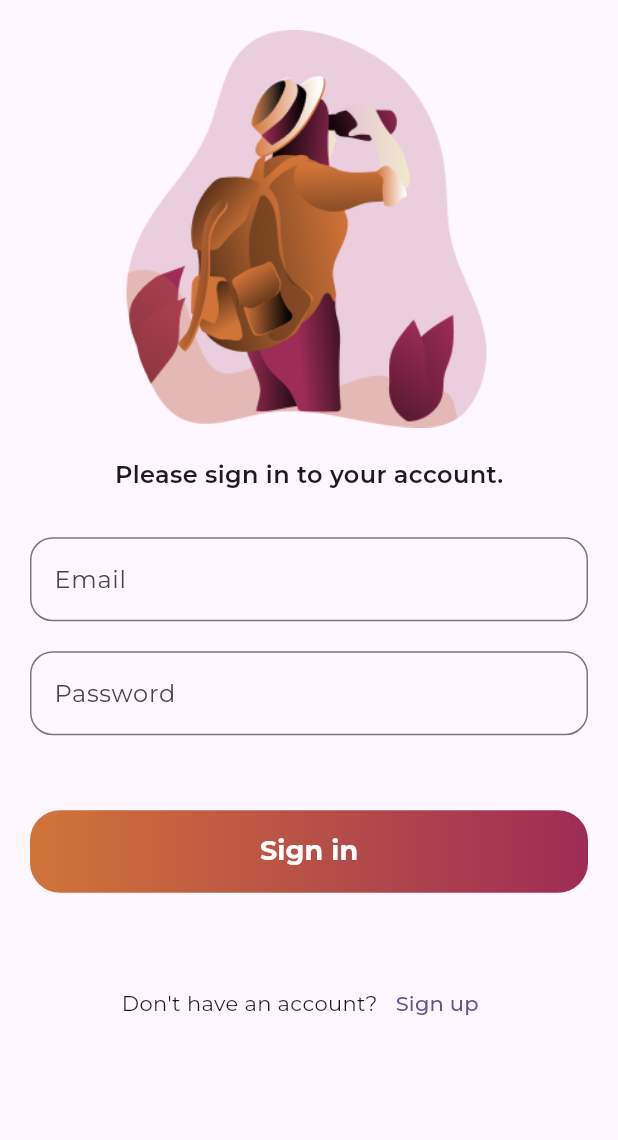
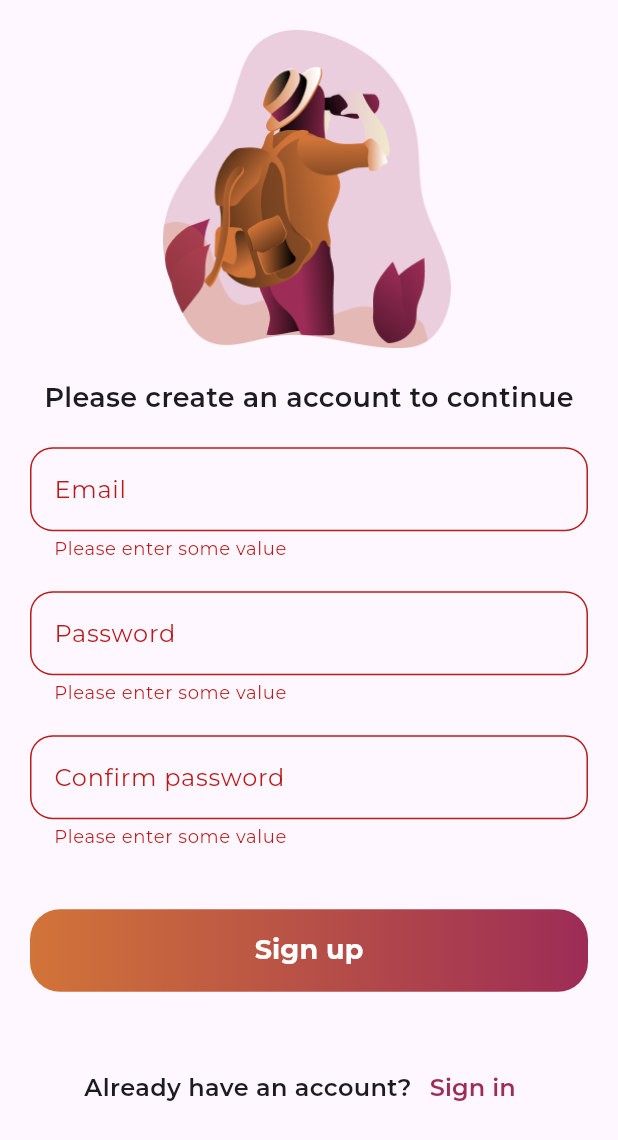
Before and after one commit to FilipKisic/Algebra-summer-school-2026, a Flutter app: the screen it shows after launch, after a tap on "Sign up", on a phone screen of 412 x 824 dp. Shown: the top 1140 px of the screen. Run offline on Flutter 3.47's test engine with Material 3 defaults, Android fonts, the phone set to English and light mode, and no system bars; our stand-ins replace firebase_auth, firebase_core, flutter_riverpod, lottie; accounts and stored records are empty.

Commit message:
Sign up feature implemented,

```diff
--- a/lib/data/client/auth_client.dart
+++ b/lib/data/client/auth_client.dart
@@ -5,4 +5,8 @@ class AuthClient {
   Future<UserCredential> signIn(final String email, final String password) async {
     return await FirebaseAuth.instance.signInWithEmailAndPassword(email: email, password: password);
   }
+
+  Future<UserCredential> signUp(final String email, final String password) async {
+    return await FirebaseAuth.instance.createUserWithEmailAndPassword(email: email, password: password);
+  }
 }
--- a/lib/data/repository/auth_repository_impl.dart
+++ b/lib/data/repository/auth_repository_impl.dart
@@ -9,7 +9,7 @@ class AuthRepositoryImpl implements AuthRepository {
   AuthRepositoryImpl(this._authClient);
 
   @override
-  Future<Result<UserCredential>> signIn(String email, String password) async {
+  Future<Result<UserCredential>> signIn(final String email, final String password) async {
     try {
       final user = await _authClient.signIn(email, password);
       return Result.ok(user);
@@ -22,4 +22,23 @@ class AuthRepositoryImpl implements AuthRepository {
       return Result.error(Exception("There was an unexpected error."));
     }
   }
+
+  @override
+  Future<Result<UserCredential>> signUp(final String email, final String password) async {
+    try {
+      final user = await _authClient.signUp(email, password);
+      return Result.ok(user);
+    } on FirebaseAuthException catch (e) {
+      if (e.code == 'email-already-in-use') {
+        return Result.error(Exception('Email already in use.'));
+      }
+
+      if (e.code == 'weak-password') {
+        return Result.error(Exception('The password is weak.'));
+      }
+      return Result.error(Exception('Authentication internal error.'));
+    } catch (e) {
+      return Result.error(Exception('There was an unexpected error.'));
+    }
+  }
 }
--- a/lib/di.dart
+++ b/lib/di.dart
@@ -3,8 +3,11 @@ import 'package:urban_explorer/data/client/auth_client.dart';
 import 'package:urban_explorer/data/repository/auth_repository_impl.dart';
 import 'package:urban_explorer/domain/repository/auth_repository.dart';
 import 'package:urban_explorer/domain/use_case/sign_in_use_case.dart';
+import 'package:urban_explorer/domain/use_case/sign_up_use_case.dart';
 import 'package:urban_explorer/presentation/auth/sign_in/controller/sign_in_controller.dart';
 import 'package:urban_explorer/presentation/auth/sign_in/controller/state/sign_in_state.dart';
+import 'package:urban_explorer/presentation/auth/sign_up/controller/sign_up_controller.dart';
+import 'package:urban_explorer/presentation/auth/sign_up/controller/state/sign_up_state.dart';
 
 final authClientProvider = Provider((ref) => AuthClient());
 
@@ -16,6 +19,14 @@ final signInUseCaseProvider = Provider(
   (ref) => SignInUseCase(ref.watch(authRepositoryProvider)),
 );
 
+final signUpUseCaseProvider = Provider(
+  (ref) => SignUpUseCase(ref.watch(authRepositoryProvider)),
+);
+
 final signInControllerProvider = NotifierProvider<SignInController, SignInState>(
   () => SignInController(),
 );
+
+final signUpControllerProvider = NotifierProvider<SignUpController, SignUpState>(
+    () => SignUpController(),
+);
--- a/lib/domain/repository/auth_repository.dart
+++ b/lib/domain/repository/auth_repository.dart
@@ -3,4 +3,5 @@ import 'package:urban_explorer/domain/model/result.dart';
 
 abstract interface class AuthRepository {
   Future<Result<UserCredential>> signIn(String email, String password);
+  Future<Result<UserCredential>> signUp(String email, String password);
 }
--- /dev/null
+++ b/lib/domain/use_case/sign_up_use_case.dart
@@ -0,0 +1,13 @@
+import 'package:firebase_auth/firebase_auth.dart';
+import 'package:urban_explorer/domain/model/result.dart';
+import 'package:urban_explorer/domain/repository/auth_repository.dart';
+
+class SignUpUseCase {
+  final AuthRepository _authRepository;
+
+  SignUpUseCase(this._authRepository);
+
+  Future<Result<UserCredential>> execute(final String email, final String password) async {
+    return await _authRepository.signUp(email, password);
+  }
+}
--- a/lib/main.dart
+++ b/lib/main.dart
@@ -2,6 +2,7 @@ import 'package:flutter/material.dart';
 import 'package:flutter_riverpod/flutter_riverpod.dart';
 import 'package:urban_explorer/presentation/auth/sign_in/screen/sign_in_screen.dart';
 import 'package:firebase_core/firebase_core.dart';
+import 'package:urban_explorer/presentation/auth/sign_up/screen/sign_up_screen.dart';
 import 'firebase_options.dart';
 
 void main() async {
@@ -22,7 +23,7 @@ class MyApp extends StatelessWidget {
         colorScheme: ColorScheme.fromSeed(seedColor: Colors.deepPurple),
         useMaterial3: true,
       ),
-      home: SignInScreen(),
+      home: SignUpScreen(),
     );
   }
 }
--- a/lib/presentation/auth/sign_in/screen/sign_in_screen.dart
+++ b/lib/presentation/auth/sign_in/screen/sign_in_screen.dart
@@ -2,8 +2,9 @@ import 'package:flutter/material.dart';
 import 'package:flutter_riverpod/flutter_riverpod.dart';
 import 'package:urban_explorer/di.dart';
 import 'package:urban_explorer/presentation/auth/sign_in/controller/state/sign_in_state.dart';
-import 'package:urban_explorer/presentation/auth/sign_in/widget/custom_primary_button.dart';
-import 'package:urban_explorer/presentation/auth/sign_in/widget/custom_text_field.dart';
+import 'package:urban_explorer/presentation/auth/utils/form_validator.dart';
+import 'package:urban_explorer/presentation/auth/widget/custom_primary_button.dart';
+import 'package:urban_explorer/presentation/auth/widget/custom_text_field.dart';
 
 class SignInScreen extends ConsumerStatefulWidget {
   const SignInScreen({super.key});
@@ -56,14 +57,14 @@ class _SignInScreenState extends ConsumerState<SignInScreen> {
                 CustomTextField(
                   label: 'Email',
                   controller: emailController,
-                  validator: validateEmail,
+                  validator: FormValidator.validateEmail,
                 ),
                 const SizedBox(height: 20),
                 CustomTextField(
                   label: 'Password',
                   controller: passwordController,
                   isPassword: true,
-                  validator: validatePassword,
+                  validator: FormValidator.validatePassword,
                 ),
                 const SizedBox(height: 50),
                 CustomPrimaryButton(
@@ -97,32 +98,6 @@ class _SignInScreenState extends ConsumerState<SignInScreen> {
     super.dispose();
   }
 
-  String? validateEmail(final String? value) {
-    if (value == null || value.isEmpty) {
-      return 'Please enter some value';
-    }
-
-    if (!RegExp(
-      r"^[a-zA-Z0-9.a-zA-Z0-9.!#$%&'*+-/=?^_`{|}~]+@[a-zA-Z0-9]+\.[a-zA-Z]+",
-    ).hasMatch(value)) {
-      return 'Please enter valid email address.';
-    }
-
-    return null;
-  }
-
-  String? validatePassword(final String? value) {
-    if (value == null || value.isEmpty) {
-      return 'Please enter some value';
-    }
-
-    if (value.length < 8) {
-      return 'Password must be at least 8 characters long.';
-    }
-
-    return null;
-  }
-
   void signIn() {
     if (_formKey.currentState!.validate()) {
       ref.read(signInControllerProvider.notifier).signIn(emailController.text, passwordController.text);
--- /dev/null
+++ b/lib/presentation/auth/sign_up/controller/sign_up_controller.dart
@@ -0,0 +1,23 @@
+import 'package:firebase_auth/firebase_auth.dart';
+import 'package:flutter_riverpod/flutter_riverpod.dart';
+import 'package:urban_explorer/di.dart';
+import 'package:urban_explorer/domain/model/result.dart';
+import 'package:urban_explorer/presentation/auth/sign_up/controller/state/sign_up_state.dart';
+
+class SignUpController extends Notifier<SignUpState>{
+  @override
+  SignUpState build() {
+    return InitialState();
+  }
+
+  void signUp(final String email, final String password) async {
+    state = LoadingState();
+
+    final result = await ref.read(signUpUseCaseProvider).execute(email, password);
+
+    switch (result) {
+      case Ok<UserCredential>(): state = SuccessState(result.value);
+      case Error<UserCredential>(): state = ErrorState(result.exception);
+    }
+  }
+}
--- /dev/null
+++ b/lib/presentation/auth/sign_up/controller/state/sign_up_state.dart
@@ -0,0 +1,19 @@
+import 'package:firebase_auth/firebase_auth.dart';
+
+sealed class SignUpState {}
+
+final class InitialState extends SignUpState {}
+
+final class LoadingState extends SignUpState {}
+
+final class SuccessState extends SignUpState {
+  final UserCredential user;
+
+  SuccessState(this.user);
+}
+
+final class ErrorState extends SignUpState {
+  final Exception exception;
+
+  ErrorState(this.exception);
+}
--- /dev/null
+++ b/lib/presentation/auth/sign_up/screen/sign_up_screen.dart
@@ -0,0 +1,121 @@
+import 'package:flutter/material.dart';
+import 'package:flutter_riverpod/flutter_riverpod.dart';
+import 'package:urban_explorer/di.dart';
+import 'package:urban_explorer/presentation/auth/sign_up/controller/state/sign_up_state.dart';
+import 'package:urban_explorer/presentation/auth/utils/form_validator.dart';
+import 'package:urban_explorer/presentation/auth/widget/custom_primary_button.dart';
+import 'package:urban_explorer/presentation/auth/widget/custom_text_field.dart';
+import 'package:urban_explorer/presentation/style/colors.dart';
+
+class SignUpScreen extends ConsumerStatefulWidget {
+  const SignUpScreen({super.key});
+
+  @override
+  ConsumerState<SignUpScreen> createState() => _SignUpScreenState();
+}
+
+class _SignUpScreenState extends ConsumerState<SignUpScreen> {
+  final TextEditingController emailController = TextEditingController();
+  final TextEditingController passwordController = TextEditingController();
+  final TextEditingController confirmPasswordController = TextEditingController();
+  final GlobalKey<FormState> formKey = GlobalKey<FormState>();
+
+  @override
+  Widget build(BuildContext context) {
+    final state = ref.watch(signUpControllerProvider);
+
+    ref.listen(signUpControllerProvider, (_, currentState) {
+      if (currentState is ErrorState) {
+        final errorMessage = currentState.exception.toString();
+        ScaffoldMessenger.of(context).showSnackBar(
+          SnackBar(content: Text(errorMessage)),
+        );
+      }
+
+      if (currentState is SuccessState) {
+        // Navigate to the next screen or show a success message
+      }
+    });
+
+    return Scaffold(
+      resizeToAvoidBottomInset: false,
+      body: SafeArea(
+        child: Padding(
+          padding: const EdgeInsets.all(20),
+          child: Form(
+            key: formKey,
+            child: Column(
+              children: [
+                Image.asset('assets/images/sign_in_image.png', width: 200),
+                const SizedBox(height: 20),
+                Text(
+                  'Please create an account to continue',
+                  style: TextStyle(
+                    fontSize: 18,
+                    fontWeight: .w600,
+                  ),
+                ),
+                const SizedBox(height: 20),
+                CustomTextField(
+                  label: 'Email',
+                  controller: emailController,
+                  validator: FormValidator.validateEmail,
+                ),
+                const SizedBox(height: 20),
+                CustomTextField(
+                  label: 'Password',
+                  controller: passwordController,
+                  validator: FormValidator.validatePassword,
+                  isPassword: true,
+                ),
+                const SizedBox(height: 20),
+                CustomTextField(
+                  label: 'Confirm password',
+                  controller: confirmPasswordController,
+                  validator: (value) => FormValidator.validateConfirmPassword(value, passwordController.text),
+                  isPassword: true,
+                ),
+                const SizedBox(height: 40),
+                CustomPrimaryButton(
+                  label: 'Sign up',
+                  onPressed: signUp,
+                  isLoading: state is LoadingState,
+                ),
+                const SizedBox(height: 40),
+                Row(
+                  mainAxisAlignment: .center,
+                  children: [
+                    const Text(
+                      'Already have an account?',
+                      style: TextStyle(
+                        fontSize: 16,
+                        fontWeight: .w600,
+                      ),
+                    ),
+                    TextButton(
+                      onPressed: () {},
+                      child: const Text(
+                        'Sign in',
+                        style: TextStyle(
+                          fontSize: 16,
+                          fontWeight: .w600,
+                          color: AppColors.secondary,
+                        ),
+                      ),
+                    ),
+                  ],
+                ),
+              ],
+            ),
+          ),
+        ),
+      ),
+    );
+  }
+
+  void signUp() {
+    if (formKey.currentState!.validate()) {
+      ref.read(signUpControllerProvider.notifier).signUp(emailController.text, passwordController.text);
+    }
+  }
+}
--- /dev/null
+++ b/lib/presentation/auth/utils/form_validator.dart
@@ -0,0 +1,38 @@
+class FormValidator {
+  static String? validateEmail(final String? value) {
+    if (value == null || value.isEmpty) {
+      return 'Please enter some value';
+    }
+
+    if (!RegExp(
+      r"^[a-zA-Z0-9.a-zA-Z0-9.!#$%&'*+-/=?^_`{|}~]+@[a-zA-Z0-9]+\.[a-zA-Z]+",
+    ).hasMatch(value)) {
+      return 'Please enter valid email address.';
+    }
+
+    return null;
+  }
+
+  static String? validatePassword(final String? value) {
+    if (value == null || value.isEmpty) {
+      return 'Please enter some value';
+    }
+
+    if (value.length < 8) {
+      return 'Password must be at least 8 characters long.';
+    }
+
+    return null;
+  }
+
+  static String? validateConfirmPassword(final String? value, final String? original) {
+    if (value == null || value.isEmpty) {
+      return 'Please enter some value';
+    }
+
+    if (value != original) {
+      return 'Passwords do not match.';
+    }
+    return null;
+  }
+}
--- a/lib/presentation/auth/sign_in/widget/custom_primary_button.dart
+++ b/lib/presentation/auth/widget/custom_primary_button.dart
@@ -1,4 +1,5 @@
 import 'package:flutter/material.dart';
+import 'package:urban_explorer/presentation/style/colors.dart';
 
 class CustomPrimaryButton extends StatelessWidget {
   final VoidCallback onPressed;
@@ -19,7 +20,7 @@ class CustomPrimaryButton extends StatelessWidget {
       height: 55,
       decoration: BoxDecoration(
         gradient: const LinearGradient(
-          colors: [Color(0xFFD17438), Color(0xFF9D2C56)],
+          colors: [AppColors.primary, AppColors.secondary],
         ),
         borderRadius: BorderRadius.circular(20),
       ),
@@ -31,8 +32,8 @@ class CustomPrimaryButton extends StatelessWidget {
         onPressed: onPressed,
         child: isLoading
             ? const CircularProgressIndicator(color: Colors.white)
-            : const Text(
-                "Sign in",
+            : Text(
+                label,
                 style: TextStyle(fontSize: 18, fontWeight: FontWeight.bold, color: Colors.white),
               ),
       ),
--- /dev/null
+++ b/lib/presentation/style/colors.dart
@@ -0,0 +1,6 @@
+import 'package:flutter/material.dart';
+
+class AppColors {
+  static const Color primary = Color(0xFFD17438);
+  static const Color secondary = Color(0xFF9D2C56);
+}
```
Also changed, not shown: lib/presentation/auth/widget/custom_text_field.dart (renamed from lib/presentation/auth/sign_in/widget/custom_text_field.dart).
